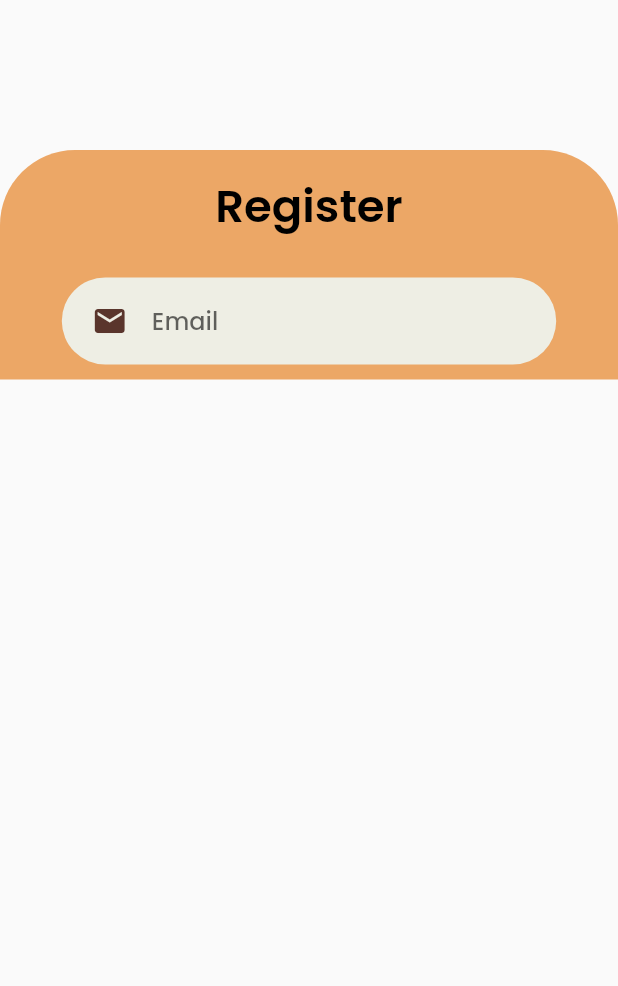
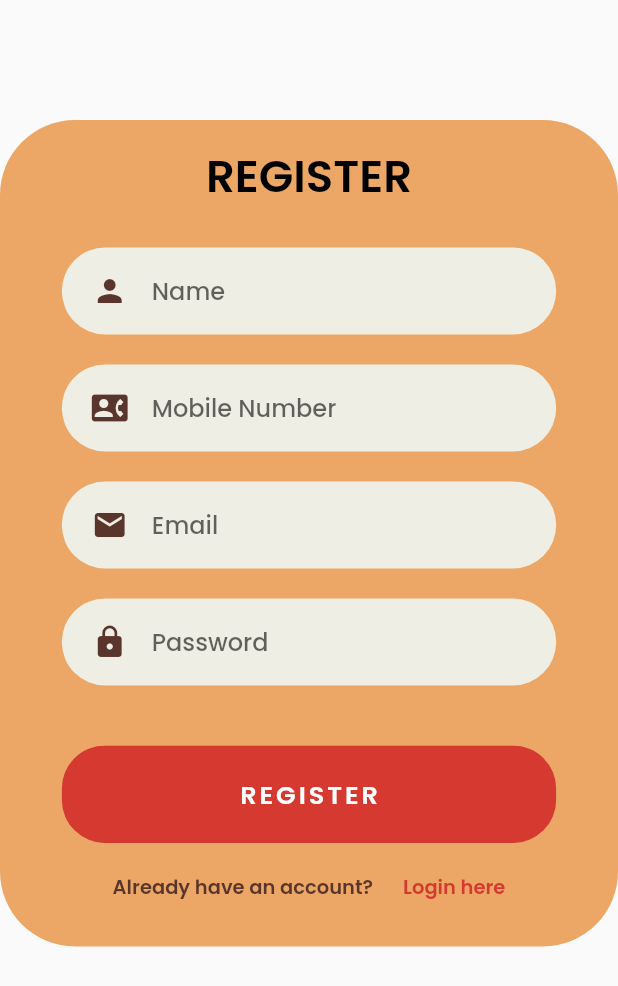
Before and after one commit to mutyaruby08/capstone_igarchu, a Flutter app: the register_screen screen opened directly, on a phone screen of 412 x 824 dp. Shown: the top 986 px of the screen. Run offline on Flutter 3.47's test engine with Material 2 defaults, Android fonts, the phone set to English and light mode, and no system bars; our stand-ins replace introduction_screen.

Commit message:
Designed Register Screen ver 2

```diff
--- a/igarchu_capstone/lib/Screens/register_screen.dart
+++ b/igarchu_capstone/lib/Screens/register_screen.dart
@@ -1,13 +1,19 @@
 
 
-// ignore_for_file: unnecessary_const
+// ignore_for_file: unnecessary_const, prefer_const_constructors
 
 import 'package:flutter/material.dart';
+import 'package:igarchu_capstone/Widgets/rounded_button.dart';
 
+import '../Widgets/underpart.dart';
+import '../constants.dart';
 import '../widgets/textfield_container.dart';
 
 class register_screen extends StatefulWidget {
-  const register_screen({Key? key}) : super(key: key);
+
+  // final Function toggleView;
+  //  register_screen({required this.toggleView});
+
 
   @override
   State<register_screen> createState() => _register_screenState();
@@ -15,6 +21,7 @@ class register_screen extends StatefulWidget {
 
 class _register_screenState extends State<register_screen> {
   final _formKey = GlobalKey<FormState>();
+  bool isHidden = true;
   @override
   Widget build(BuildContext context) {
     Size size = MediaQuery.of(context).size;
@@ -27,7 +34,7 @@ class _register_screenState extends State<register_screen> {
             child: Stack(
               children: [
                 Padding(
-                  padding: const EdgeInsets.only(top: 100.0),
+                  padding: const EdgeInsets.only(top: 80.0),
                   child: Container(
                     width: double.infinity,
                   decoration: const BoxDecoration(
@@ -35,6 +42,8 @@ class _register_screenState extends State<register_screen> {
                     borderRadius: BorderRadius.only(
                       topLeft: Radius.circular(50),
                       topRight: Radius.circular(50),
+                      bottomLeft: Radius.circular(50),
+                      bottomRight: Radius.circular(50),
                     ),
                   ),
                   child: Column(
@@ -44,7 +53,7 @@ class _register_screenState extends State<register_screen> {
                       const SizedBox(
                           height: 15,
                         ),
-                      const Text('Register',
+                      const Text('REGISTER',
                       style: TextStyle(
                         fontSize: 30,
                         fontFamily: 'Poppins',
@@ -60,12 +69,48 @@ class _register_screenState extends State<register_screen> {
                             TextFieldContainer(
                               child: TextFormField(
                                 validator: (val) =>
+                                      val!.isEmpty ? 'Enter Name.' : null,
+                                cursorColor:Colors.red,
+                                decoration: const InputDecoration(
+                                  icon: Icon(
+                                    Icons.person,
+                                    color: kbutton2,
+                                  ),
+                                  hintText:"Name",
+                                  hintStyle: TextStyle(
+                                    fontFamily: 'Poppins',
+                                  ),
+                                  border: InputBorder.none,
+                                ),
+                              ),
+                            ),
+                            TextFieldContainer(
+                              child: TextFormField(
+                                validator: (val) =>
+                                      val!.isEmpty ? 'Enter 11 digits number.' : null,
+                                cursorColor:Colors.red,
+                                decoration: const InputDecoration(
+                                  icon: Icon(
+                                    Icons.contact_phone,
+                                    color: kbutton2,
+                                  ),
+                                  hintText:"Mobile Number",
+                                  hintStyle: TextStyle(
+                                    fontFamily: 'Poppins',
+                                  ),
+                                  border: InputBorder.none,
+                                ),
+                              ),
+                            ),
+                            TextFieldContainer(
+                              child: TextFormField(
+                                validator: (val) =>
                                       val!.isEmpty ? 'Enter an email.' : null,
-                                cursorColor:Color.fromRGBO(90, 53, 44, 1),
+                                cursorColor:Colors.red,
                                 decoration: const InputDecoration(
                                   icon: Icon(
                                     Icons.email,
-                                    color:Color.fromRGBO(90, 53, 44, 1),
+                                    color:kbutton2,
                                   ),
                                   hintText:"Email",
                                   hintStyle: TextStyle(
@@ -74,19 +119,74 @@ class _register_screenState extends State<register_screen> {
                                   border: InputBorder.none,
                                 ),
                               ),
+                            ),
+
+                            TextFieldContainer(
+                                child: TextFormField(
+                                  // obscureText: isHidden,
+                                  validator: (val) => val!.length < 6
+                                      ? 'Enter a password atleast 6 character long.'
+                                      : null,
+                                  // onChanged: (val) {
+                                  //   setState(() => password = val);
+                                  // },
+                                  decoration: const InputDecoration(
+                                    icon: Icon(
+                                      Icons.lock,
+                                      color: kbutton2,
+                                    ),
+                                    hintText: 'Password',
+                                    hintStyle: TextStyle(
+                                    fontFamily: 'Poppins',
+                                  ),
+                                    // suffix: InkWell(
+                                    //   onTap: togglePasswordView,
+                                    //   child: Icon(
+                                    //     isHidden
+                                    //         ? Icons.visibility
+                                    //         : Icons.visibility_off,
+                                    //   ),
+                                    // ),
+                                    border: InputBorder.none,
+                                  ),
+                                ),
+                              ),
+                            const SizedBox(
+                              height: 20,
+                            ),
+                            RoundedButton(
+                              text: 'REGISTER',
+                              press: () {},
+                              ),
+                             const SizedBox(
+                              height: 10,
+                            ),
+
+                            UnderPart(
+                                  title: "Already have an account?",
+                                  navigatorText: "Login here",
+                                  onTap: () {
+                                    // widget.toggleView();
+                                  }),
+                            const SizedBox(
+                              height: 30,
+                            ),
+
+                              ],
                             )
-                          ],
+
+                  )],
                         )
                       ),
-                    ],
+            )],
                   ),
                   ),)
-
-              ],
-            ),
-          ),
-        ),
-
-    ));
+      ),
+    );
   }
+  // void togglePasswordView() {
+  //   setState(() {
+  //     isHidden = !isHidden;
+  //   });
+  // }
 }
--- a/igarchu_capstone/lib/Widgets/underpart.dart
+++ b/igarchu_capstone/lib/Widgets/underpart.dart
@@ -37,7 +37,7 @@ class UnderPart extends StatelessWidget {
           child: Text(
             navigatorText,
             style: const TextStyle(
-                color: kPrimaryColor,
+                color: kbutton1,
                 fontFamily: 'Poppins',
                 fontSize: 13,
                 fontWeight: FontWeight.w600),
--- a/igarchu_capstone/lib/main.dart
+++ b/igarchu_capstone/lib/main.dart
@@ -1,6 +1,8 @@
 import 'package:flutter/material.dart';
+import 'package:igarchu_capstone/Screens/splash_screen.dart';
 
 import 'Screens/login_screen.dart';
+import 'Screens/register_screen.dart';
 import 'constants.dart';
 
 void main() {
@@ -25,7 +27,7 @@ class MyApp extends StatelessWidget {
                     fontFamily: 'Poppins', fontWeight: FontWeight.bold),
               )
       ),
-      home: const register_screen(),
+      home: SplashScreen(),
     );
   }
 }
```
Also changed, not shown: igarchu_capstone/lib/Screens/onboarding_screen.dart (+79 -79 lines), igarchu_capstone/lib/Screens/splash_screen.dart (+43 -43 lines).
